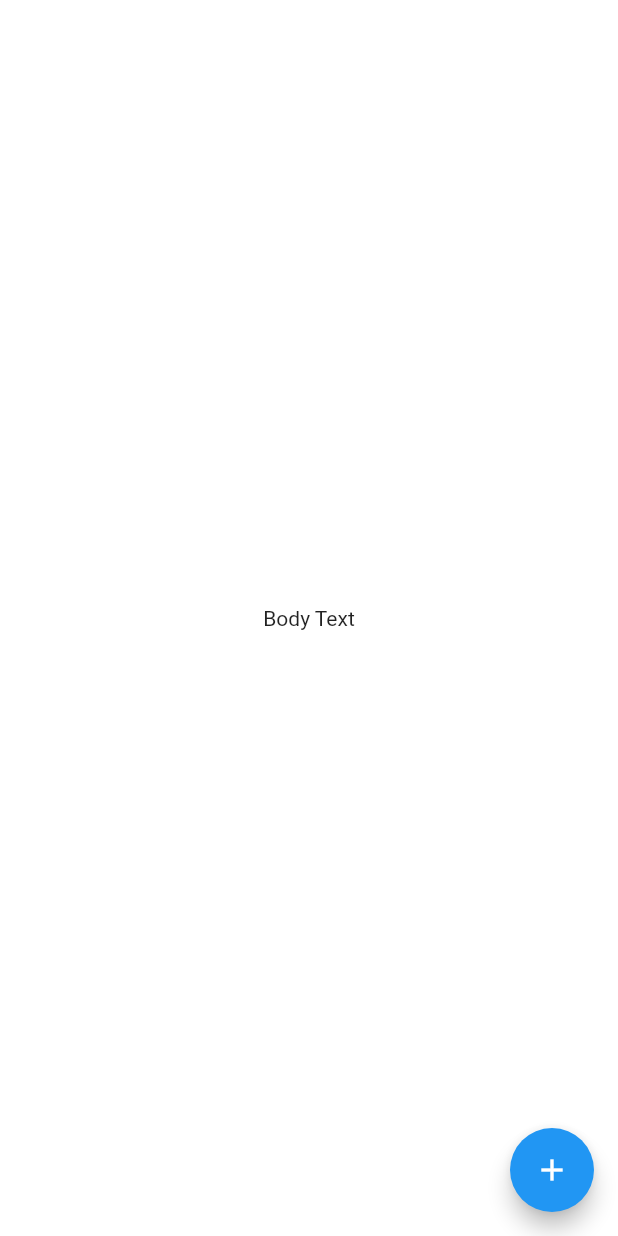
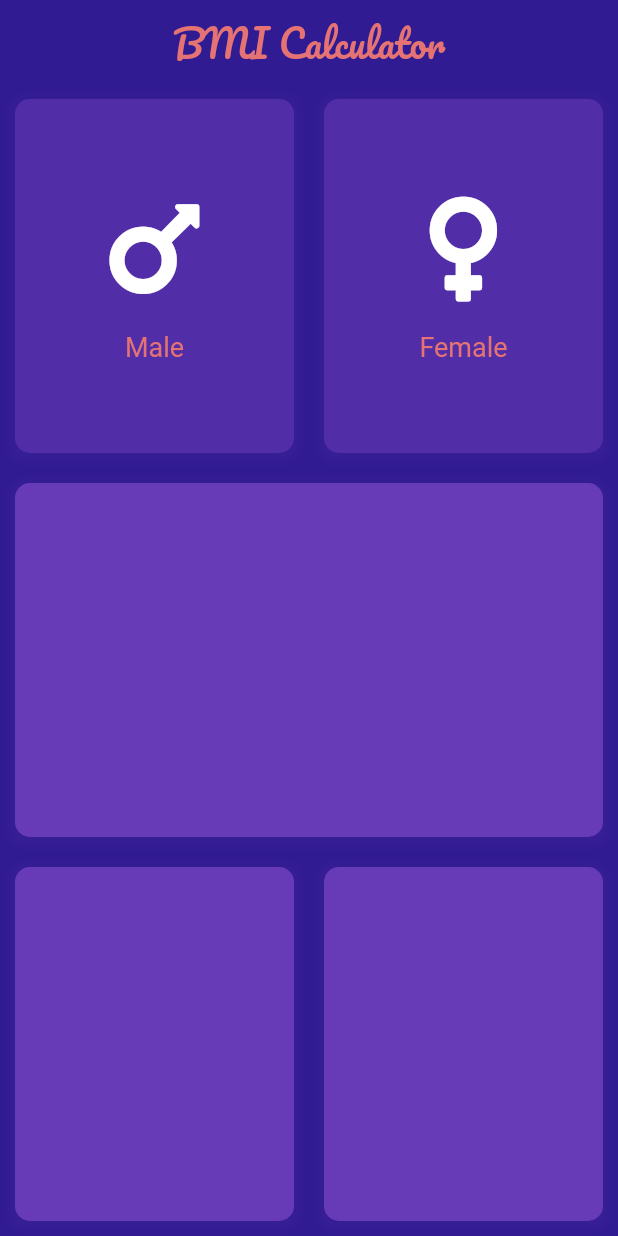
Before and after one commit to rezvee6/Flutter-BMI-Calculator, a Flutter app: the screen it shows after launch, on a phone screen of 412 x 824 dp. Run offline on Flutter 3.47's test engine with Material 2 defaults, Android fonts, the phone set to English and light mode, and no system bars; our stand-ins replace font_awesome_flutter.

Commit message:
UI updated

```diff
--- /dev/null
+++ b/lib/icon_content.dart
@@ -0,0 +1,31 @@
+import 'package:flutter/material.dart';
+
+class IconContent extends StatelessWidget {
+
+  IconContent({this.icon, this.iconText});
+
+  final IconData icon;
+  final String iconText;
+
+  @override
+  Widget build(BuildContext context) {
+    return Column(
+      mainAxisAlignment: MainAxisAlignment.center,
+      children: <Widget>[
+        Icon(
+          icon,
+          size: 80.0,color: Colors.white,
+        ),
+        SizedBox(
+          height: 15.0,
+        ),
+        Text(
+          iconText, style: TextStyle(
+            fontSize: 18.0,
+            color: Colors.red[300],
+          ),
+        )
+      ],
+    );
+  }
+}
--- a/lib/input_page.dart
+++ b/lib/input_page.dart
@@ -1,20 +1,129 @@
 import 'package:flutter/material.dart';
+import 'package:font_awesome_flutter/font_awesome_flutter.dart';
+import 'package:bmi_calculator/icon_content.dart';
+import 'package:bmi_calculator/reusable_card.dart';
 
-class InputPage extends StatefulWidget{
+const activeCardColour = Color(0xFF673ab7);
+const inactiveCardColour = Color(0xFF512da8);
+const backgroundColour = Color(0xFF311b92);
+
+enum Gender {
+  male,
+  female,
+}
+
+class InputPage extends StatefulWidget {
   @override
   _InputPageState createState() => _InputPageState();
 }
 
 class _InputPageState extends State<InputPage> {
+
+  Color maleCardColour = inactiveCardColour;
+  Color femaleCardColour = inactiveCardColour;
+
+  // 1 = male
+  // 2 = female
+  void updateColour(Gender gender){
+    if (gender == Gender.male){
+      if (maleCardColour == inactiveCardColour){
+        maleCardColour = activeCardColour;
+        femaleCardColour = inactiveCardColour;
+      } else {
+        maleCardColour = inactiveCardColour;
+        femaleCardColour = activeCardColour;
+      }
+    }
+
+    if (gender == Gender.female){
+      if (femaleCardColour == inactiveCardColour){
+        femaleCardColour = activeCardColour;
+        maleCardColour = inactiveCardColour;
+      } else {
+        femaleCardColour = inactiveCardColour;
+        maleCardColour = activeCardColour;
+      }
+    }
+  }
+
   @override
   Widget build(BuildContext context) {
     return Scaffold(
-      backgroundColor: Colors.white,
-      body: Center(
-        child: Text('Body Text'),
+      backgroundColor: backgroundColour,
+      appBar: AppBar(
+        bottomOpacity: 0.0,
+        elevation: 0.0,
+        centerTitle: true,
+        title: Text(
+          'BMI Calculator',
+          style: TextStyle(
+            fontSize: 25.0,
+            color: Colors.red[300],
+            fontFamily: 'Pacifico',
+          ),
+        ),
       ),
-      floatingActionButton: FloatingActionButton(
-        child: Icon(Icons.add),
+      body: Column(
+        children: <Widget>[
+          Expanded(
+            child: Row(
+              children: <Widget>[
+                Expanded(
+                  child: GestureDetector(
+                      onTap: (){
+                        setState(() {
+                          updateColour(1);
+                        });
+                      },
+                      child: ReusableCard(
+                      colour: maleCardColour,
+                      cardChild: IconContent(
+                        icon: FontAwesomeIcons.mars,
+                        iconText: 'Male',
+                      ),
+                    ),
+                  ),
+                ),
+                Expanded(
+                  child: GestureDetector(
+                    onTap: (){
+                       setState(() {
+                          updateColour(2);
+                        });
+                    },
+                    child: ReusableCard(
+                    colour: femaleCardColour,
+                    cardChild: IconContent(
+                      icon: FontAwesomeIcons.venus,
+                      iconText: 'Female',
+                    ),
+                    ),
+                  ),
+                ),
+              ],
+            ),
+          ),
+          Expanded(
+            child: ReusableCard(
+              colour: activeCardColour,
+            ),
+          ),
+          Expanded(
+              child: Row(
+            children: <Widget>[
+              Expanded(
+                child: ReusableCard(
+                  colour: activeCardColour,
+                ),
+              ),
+              Expanded(
+                child: ReusableCard(
+                  colour: activeCardColour,
+                ),
+              ),
+            ],
+          )),
+        ],
       ),
     );
   }
--- a/lib/main.dart
+++ b/lib/main.dart
@@ -5,7 +5,7 @@ import 'input_page.dart';
 void main() {
   SystemChrome.setSystemUIOverlayStyle(SystemUiOverlayStyle.dark.copyWith(
   statusBarIconBrightness: Brightness.dark,
-  statusBarColor: Colors.white,
+  statusBarColor: Colors.deepPurple[900],
 ));
   runApp(BMICalculator());
 }
@@ -16,7 +16,7 @@ class BMICalculator extends StatelessWidget {
     return MaterialApp(
       debugShowCheckedModeBanner: false,
       theme: ThemeData(
-        primaryColor: Colors.white,
+        primaryColor: Colors.deepPurple[900],
       ),
       home: InputPage(),
     );
--- /dev/null
+++ b/lib/reusable_card.dart
@@ -0,0 +1,29 @@
+import 'package:flutter/material.dart';
+
+class ReusableCard extends StatelessWidget {
+  ReusableCard({@required this.colour, this.cardChild});
+
+  final Color colour;
+  final Widget cardChild;
+
+  @override
+  Widget build(BuildContext context) {
+    return Container(
+      child: cardChild,
+      margin: EdgeInsets.all(10.0),
+      decoration: BoxDecoration(
+        // border: Border.all(color: Colors.red[300]),
+        color: colour,
+        borderRadius: BorderRadius.circular(10.0),
+        boxShadow: [
+          BoxShadow(
+            color: Colors.deepPurple[800].withOpacity(0.3),
+            spreadRadius: 3,
+            blurRadius: 5,
+            offset: Offset(0, 2), // changes position of shadow
+          ),
+        ],
+      ),
+    );
+  }
+}
```
Also changed, not shown: pubspec.yaml (+8 -24 lines), fonts/AirbnbCereal-Medium.ttf (added), fonts/Pacifico-Regular.ttf (added), pubspec.lock.
